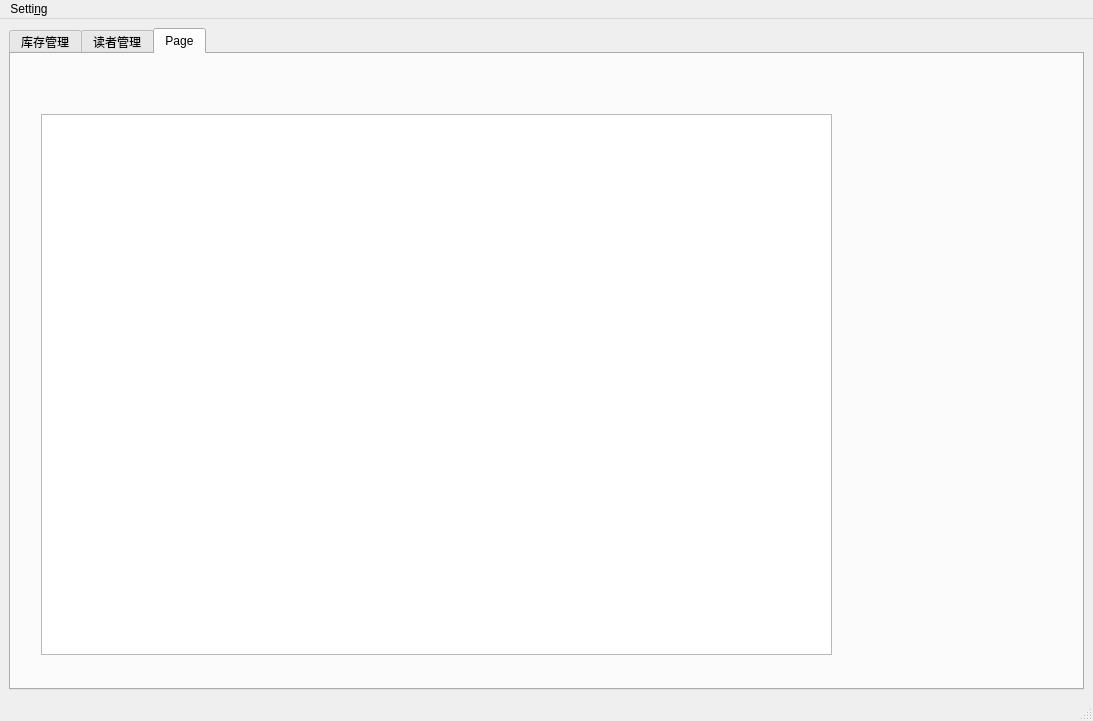
Old version of the form sourcecode/adminmainwindow.ui in the repository LiuzhouChan/database-Project-with-QT.
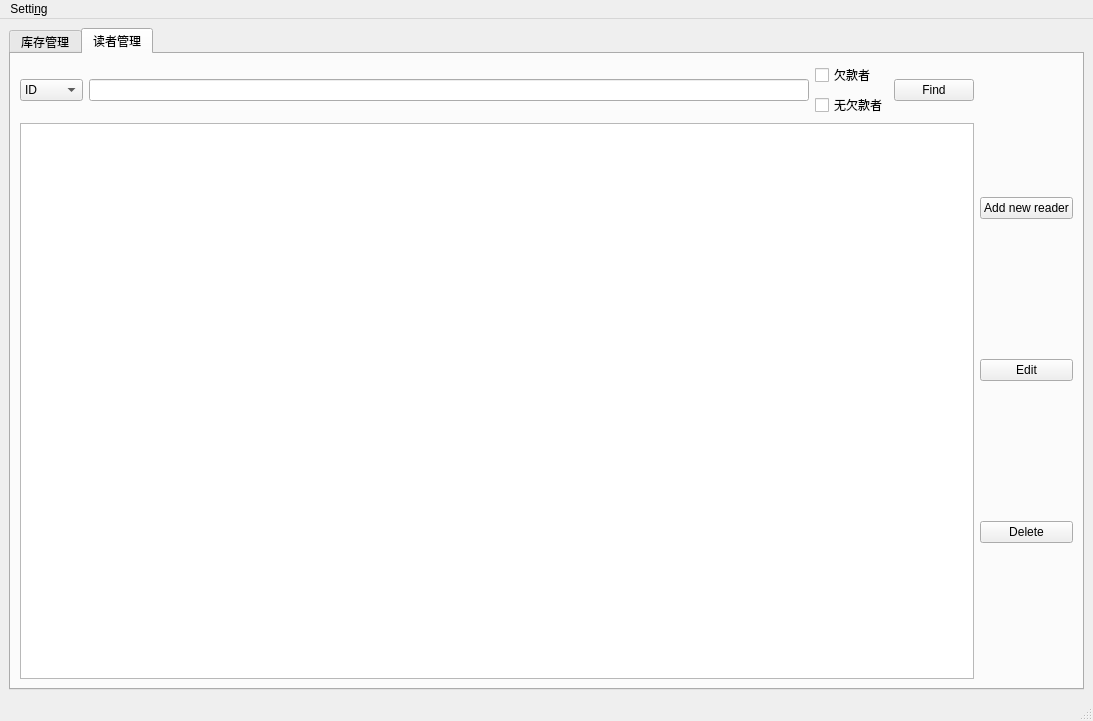
New version of the form. The open tabs and pages were chosen to show the change.

The edit to the form file:
```diff
--- a/sourcecode/adminmainwindow.ui
+++ b/sourcecode/adminmainwindow.ui
@@ -204,21 +204,6 @@
         </item>
        </layout>
       </widget>
-      <widget class="QWidget" name="tab_3">
-       <attribute name="title">
-        <string>Page</string>
-       </attribute>
-       <widget class="QTableWidget" name="tableWidget_3">
-        <property name="geometry">
-         <rect>
-          <x>30</x>
-          <y>60</y>
-          <width>791</width>
-          <height>541</height>
-         </rect>
-        </property>
-       </widget>
-      </widget>
      </widget>
     </item>
    </layout>
```
Left out of the diff: 2 changed lines with no effect on the pictures.
